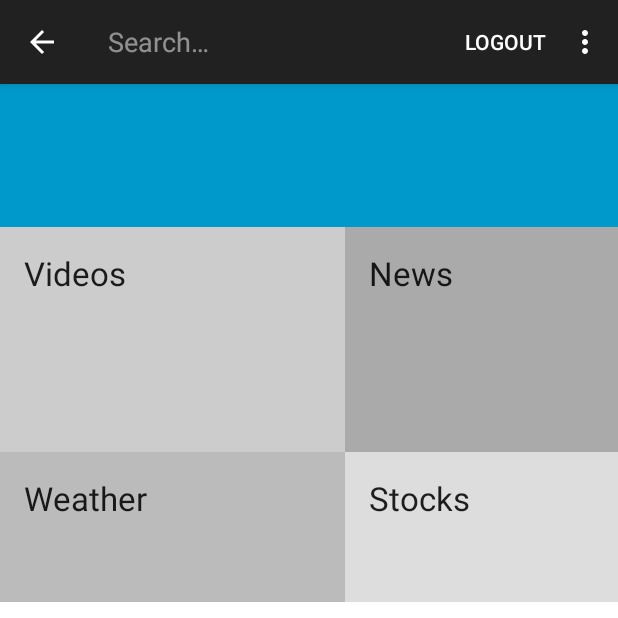
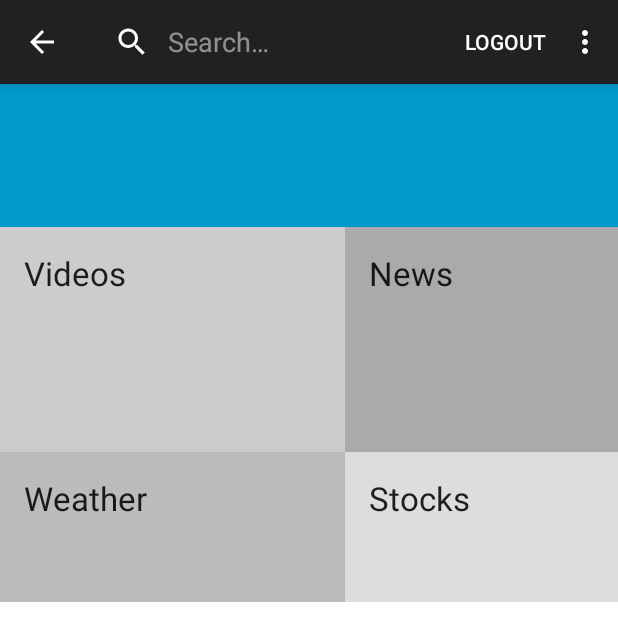
Before and after one commit to ankeshanand/jaankari, an Android app: the HomeScreen screen opened directly, with no data from a screen before it, after a tap on "Search Videos and Files", on a phone screen of 412 x 824 dp, the top half of it. Run offline under Robolectric (Android 15) with nearby library versions, the phone set to English and light mode, and no system bars.

Commit message:
Searchable Done

```diff
--- a/app/src/main/java/jaangari/opensoft/iitkgp/jaankari/GlobalDatabaseImageService.java
+++ b/app/src/main/java/jaangari/opensoft/iitkgp/jaankari/GlobalDatabaseImageService.java
@@ -31,7 +31,7 @@ public class GlobalDatabaseImageService extends Service {
             @Override
             public void run() {
                 try {
-                    String url = "http://10.132.235.67:3000/newsLogs";
+                    String url = "http://10.135.239.70:3000/newsLogs";
                     HttpClient httpclient = new DefaultHttpClient();
                     HttpGet httpGet = new HttpGet(url);
                     HttpResponse response = httpclient.execute(httpGet);
@@ -62,7 +62,7 @@ public class GlobalDatabaseImageService extends Service {
             @Override
             public void run() {
                 try{
-                    String url = "http://10.132.235.67:3000/healthLogs";
+                    String url = "http://10.135.239.70:3000/healthLogs";
                     HttpClient httpclient = new DefaultHttpClient();
                     HttpGet httpGet = new HttpGet(url);
                     HttpResponse response = httpclient.execute(httpGet);
@@ -92,7 +92,7 @@ public class GlobalDatabaseImageService extends Service {
             @Override
             public void run() {
                 try{
-                    String url = "http://10.132.235.67:3000/videoLogs";
+                    String url = "http://10.135.239.70:3000/videoLogs";
                     HttpClient httpclient = new DefaultHttpClient();
                     HttpGet httpGet = new HttpGet(url);
                     HttpResponse response = httpclient.execute(httpGet);
--- a/app/src/main/java/jaangari/opensoft/iitkgp/jaankari/HomeScreen.java
+++ b/app/src/main/java/jaangari/opensoft/iitkgp/jaankari/HomeScreen.java
@@ -1,9 +1,13 @@
 package jaangari.opensoft.iitkgp.jaankari;
 
+import android.app.SearchManager;
+import android.content.ComponentName;
+import android.content.Context;
 import android.content.Intent;
 import android.content.SharedPreferences;
 import android.os.Bundle;
 import android.support.v7.app.ActionBarActivity;
+import android.support.v7.widget.SearchView;
 import android.view.Menu;
 import android.view.MenuItem;
 import android.view.View;
@@ -57,22 +61,29 @@ public class HomeScreen extends ActionBarActivity {
     @Override
     protected void onCreate(Bundle savedInstanceState) {
         super.onCreate(savedInstanceState);
-//        db = new DatabaseHandler(this.getApplicationContext());
-//        db.closeDB();
         Intent intent = new Intent(getApplicationContext(),VideoDownloadService.class);
         setContentView(R.layout.activity_home_screen);
         startService(intent);
-//        ImageView mImageView = (ImageView)findViewById(R.id.pro_pic_menu);
-//        SharedPreferences sp1 = this.getSharedPreferences("Login", 0);
-//        String path = sp1.getString("proPic",null);
-//        if(path!=null)
-//            Log.v(PRINT_SERVICE,"Path" + path);
     }
 
     @Override
     public boolean onCreateOptionsMenu(Menu menu){
         getMenuInflater().inflate(R.menu.menu_home_screen, menu);
-        return super.onCreateOptionsMenu(menu);
+        SearchManager searchManager = (SearchManager) getSystemService(Context.SEARCH_SERVICE);
+        MenuItem searchItem = menu.findItem(R.id.action_search);
+        SearchView searchView = (SearchView) searchItem.getActionView();
+        searchView.setSearchableInfo(searchManager.getSearchableInfo(new ComponentName(getApplicationContext(),SearchableActivity.class)));
+        searchView.setIconifiedByDefault(false);
+       // return super.onCreateOptionsMenu(menu);
+        return true;
+    }
+
+    @Override
+    public boolean onSearchRequested() {
+        Bundle appData = new Bundle();
+        appData.putBoolean(SearchableActivity.JARGON, true);
+        startSearch(null, false, appData, false);
+        return true;
     }
 
     @Override
--- a/app/src/main/res/xml/searchable.xml
+++ b/app/src/main/res/xml/searchable.xml
@@ -1,7 +1,5 @@
 <?xml version="1.0" encoding="utf-8"?>
 <searchable xmlns:android="http://schemas.android.com/apk/res/android"
-    android:label="@string/app_label"
-    android:hint="@string/query_hint"
-    android:includeInGlobalSearch="true"
-    android:voiceSearchMode="launchRecognizer">
+    android:label="@string/app_name"
+    android:hint="@string/query_hint">
 </searchable>
```
Also changed, not shown: app/src/main/AndroidManifest.xml (+12 -6 lines), app/src/main/java/jaangari/opensoft/iitkgp/jaankari/SearchableActivity.java (+23 -7 lines), app/src/main/res/layout/activity_searchable.xml (+5 -4 lines).
